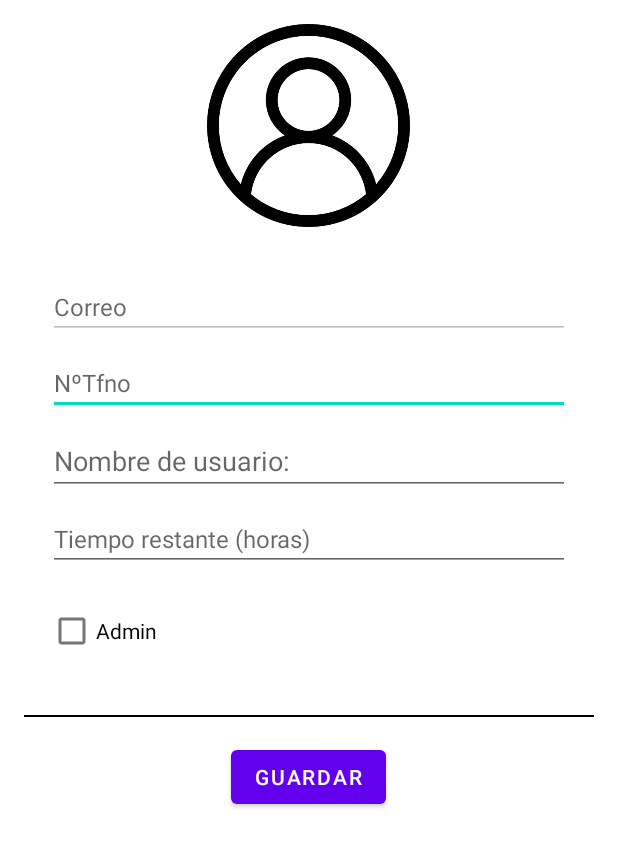
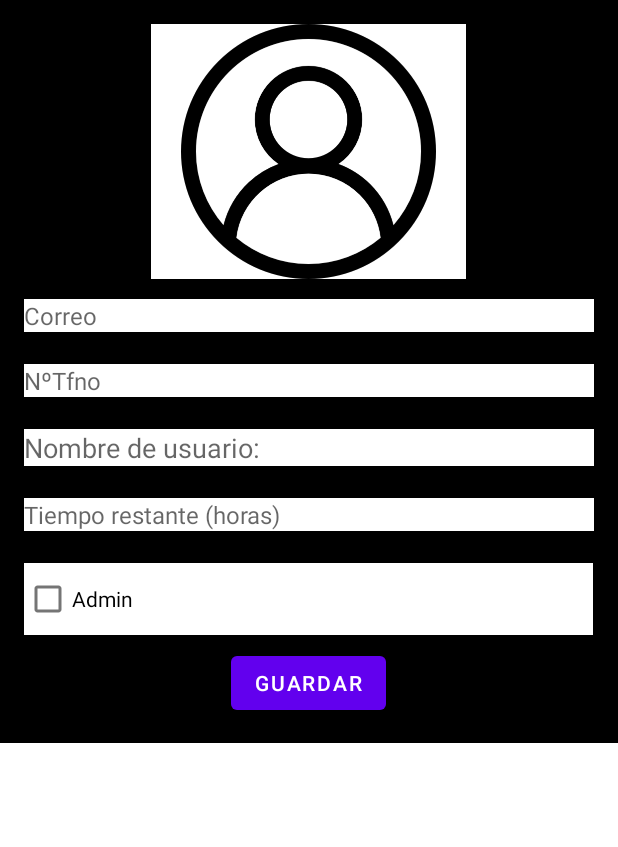
Before and after one commit to narutover8/CiberHugo, an Android app: the layout item_user.xml on its own in the app's theme, with its tools: preview values and no code run, on a phone screen of 412 x 824 dp. Shown: the top 847 px of the screen. Run offline under Robolectric (Android 15) with nearby library versions, the phone set to English and light mode, and no system bars.

Commit message:
Commit 1.0 - HVM Upgrade Modificar Usuarios

```diff
--- a/app/src/main/res/layout/item_user.xml
+++ b/app/src/main/res/layout/item_user.xml
@@ -1,29 +1,17 @@
 <?xml version="1.0" encoding="utf-8"?>
 <LinearLayout xmlns:android="http://schemas.android.com/apk/res/android"
-    android:layout_width="match_parent"
-    android:layout_height="match_parent"
-    android:orientation="vertical"
-    android:padding="16dp"
-    android:background="@color/white">
-
-    <!-- Imagen del perfil del usuario -->
-    <ImageView
-        android:id="@+id/imageViewProfile"
-        android:layout_width="158dp"
-        android:layout_height="135dp"
-        android:layout_gravity="center_horizontal"
-        android:layout_marginBottom="16dp"
-        android:src="@drawable/userico" />
-
-    <!-- Información del usuario y elementos editables -->
-    <LinearLayout
     android:layout_width="match_parent"
     android:layout_height="wrap_content"
     android:orientation="vertical"
     android:padding="16dp"
-        android:background="@color/white"
-        android:layout_marginBottom="16dp">
+    android:background="@color/black">
 
+    <ImageView
+        android:layout_width="210dp"
+        android:layout_height="170dp"
+        android:src="@drawable/userico"
+        android:layout_gravity="center"
+        android:background="@color/white"></ImageView>
     <EditText
         android:id="@+id/editTextEmail"
         android:layout_width="match_parent"
@@ -33,7 +21,9 @@
         android:inputType="textEmailAddress"
         android:enabled="false"
         android:textColor="@color/black"
-            android:textSize="16sp" />
+        android:textSize="16sp"
+        android:layout_marginTop="20px"
+        android:background="@color/white"/>
 
     <EditText
         android:id="@+id/editTextPhone"
@@ -43,7 +33,9 @@
         android:hint="@string/phone_label"
         android:inputType="phone"
         android:textColor="@color/black"
-            android:textSize="16sp" />
+        android:textSize="16sp"
+        android:layout_marginTop="20px"
+        android:background="@color/white"/>
 
     <EditText
         android:id="@+id/editTextUsername"
@@ -52,7 +44,9 @@
         android:layout_marginBottom="8dp"
         android:hint="@string/username_label"
         android:textColor="@color/black"
-            android:textSize="18sp" />
+        android:textSize="18sp"
+        android:layout_marginTop="20px"
+        android:background="@color/white"/>
 
     <EditText
         android:id="@+id/editTextTimeLeft"
@@ -62,29 +56,23 @@
         android:hint="@string/timeLeftHint"
         android:inputType="number"
         android:textColor="@color/black"
-            android:textSize="16sp" />
+        android:textSize="16sp"
+        android:layout_marginTop="20px"
+        android:background="@color/white"/>
 
     <CheckBox
         android:id="@+id/checkBoxAdmin"
+        android:layout_width="379dp"
+        android:layout_height="wrap_content"
+        android:text="Admin"
+        android:layout_marginTop="20px"
+        android:background="@color/white"/>
+
+    <Button
+        android:id="@+id/buttonSaveUser"
         android:layout_width="wrap_content"
         android:layout_height="wrap_content"
+        android:text="Guardar"
         android:layout_marginTop="8dp"
-            android:text="Admin" />
+        android:layout_gravity="center" />
 </LinearLayout>
-
-    <!-- Separador -->
-    <View
-        android:layout_width="match_parent"
-        android:layout_height="1dp"
-        android:layout_marginBottom="16dp"
-        android:background="@color/black"/>
-
-    <!-- Botón Guardar -->
-    <Button
-        android:id="@+id/buttonSave"
-        android:layout_width="wrap_content"
-        android:layout_height="wrap_content"
-        android:text="@string/SaveBtn"
-        android:layout_gravity="center"/>
-
-</LinearLayout>
--- a/app/src/main/res/values/colors.xml
+++ b/app/src/main/res/values/colors.xml
@@ -8,4 +8,5 @@
     <color name="black">#FF000000</color>
     <color name="white">#FFFFFFFF</color>
     <color name="red">#FF0000</color>
+    <color name="gray">#666666</color>
 </resources>
```
Also changed, not shown: app/src/main/java/com/example/ciberhugo/adapter/UserAdapter.java (+48 -10 lines), app/src/main/java/com/example/ciberhugo/model/User.java (+16 -49 lines), app/src/main/java/com/example/ciberhugo/view/AdminModifyUsersActivity.java (+4 -73 lines), app/src/main/res/layout/activity_admin_modify_users.xml (+2 -10 lines). Lines whose indentation alone changed are shown as unchanged.
